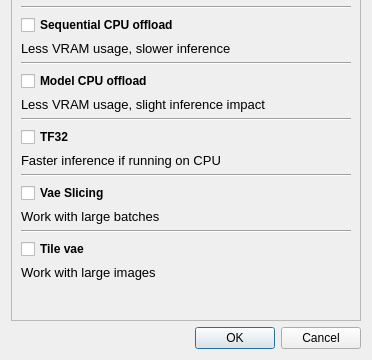
First picture: the form in src/airunner/pyqt/advanced_settings.ui, repository Capsize-Games/airunner, before the edit; both pictures show x 0 to 372 and y 195 to 555 of the 372 by 555 pixel window.
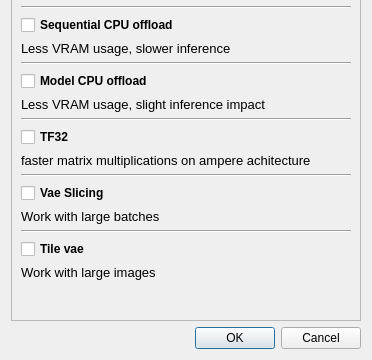
Second picture: the form after the edit.

The edit to the form file:
```diff
--- a/src/airunner/pyqt/advanced_settings.ui
+++ b/src/airunner/pyqt/advanced_settings.ui
@@ -261,7 +261,7 @@
            </font>
           </property>
           <property name="text">
-           <string>Faster inference if running on CPU</string>
+           <string>faster matrix multiplications on ampere achitecture</string>
           </property>
           <property name="indent">
            <number>-1</number>
```
